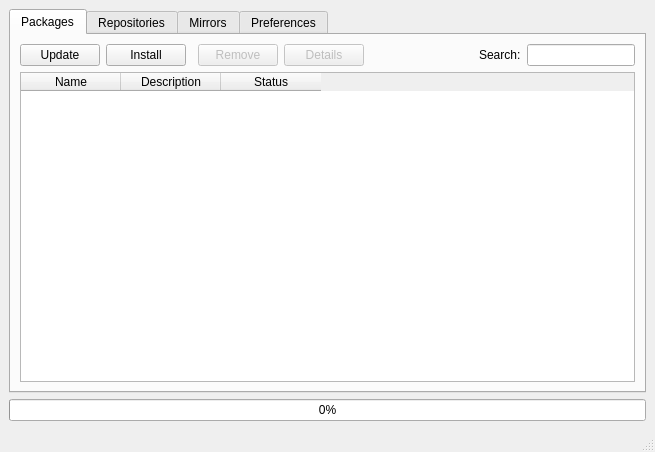
First picture: the form in src/spmd/gui.ui, repository fluxer/bfp, before the edit.
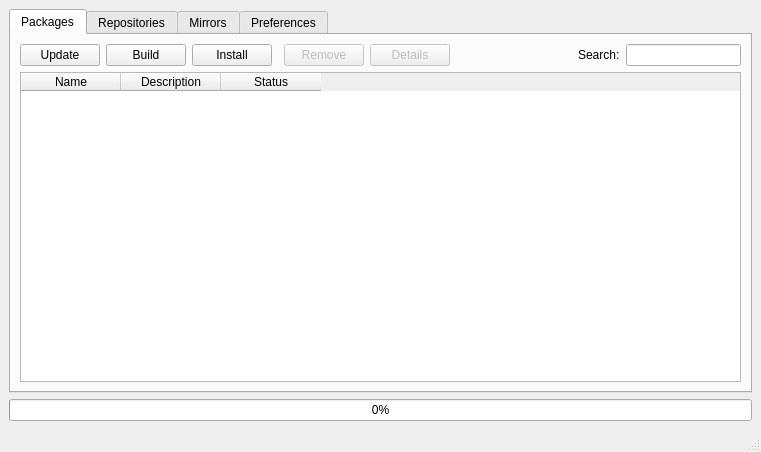
Second picture: the form after the edit. Icons and pictures are not drawn.

Commit message: minor corrections on the daemon the GUI

Diff of the .ui file:
```diff
--- a/src/spmd/gui.ui
+++ b/src/spmd/gui.ui
@@ -6,7 +6,7 @@
    <rect>
     <x>0</x>
     <y>0</y>
-    <width>655</width>
+    <width>761</width>
     <height>452</height>
    </rect>
   </property>
@@ -35,20 +35,7 @@
         <string>Packages</string>
        </attribute>
        <layout class="QGridLayout" name="gridLayout_2">
-        <item row="0" column="5">
-         <spacer name="horizontalSpacer">
-          <property name="orientation">
-           <enum>Qt::Horizontal</enum>
-          </property>
-          <property name="sizeHint" stdset="0">
-           <size>
-            <width>40</width>
-            <height>20</height>
-           </size>
-          </property>
-         </spacer>
-        </item>
-        <item row="0" column="1">
+        <item row="0" column="2">
          <widget class="QPushButton" name="InstallButton">
           <property name="text">
            <string>Install</string>
@@ -58,10 +45,7 @@
           </property>
          </widget>
         </item>
-        <item row="0" column="7">
-         <widget class="QLineEdit" name="SearchEdit"/>
-        </item>
-        <item row="0" column="3">
+        <item row="0" column="4">
          <widget class="QPushButton" name="RemoveButton">
           <property name="enabled">
            <bool>false</bool>
@@ -74,14 +58,27 @@
           </property>
          </widget>
         </item>
-        <item row="0" column="6">
+        <item row="0" column="8">
+         <widget class="QLineEdit" name="SearchEdit"/>
+        </item>
+        <item row="0" column="0">
+         <widget class="QPushButton" name="UpdateButton">
+          <property name="text">
+           <string>Update</string>
+          </property>
+          <property name="icon">
+           <iconset theme="system-software-update"/>
+          </property>
+         </widget>
+        </item>
+        <item row="0" column="7">
          <widget class="QLabel" name="label">
           <property name="text">
            <string>Search:</string>
           </property>
          </widget>
         </item>
-        <item row="0" column="4">
+        <item row="0" column="5">
          <widget class="QPushButton" name="DetailsButton">
           <property name="enabled">
            <bool>false</bool>
@@ -94,17 +91,20 @@
           </property>
          </widget>
         </item>
-        <item row="0" column="0">
-         <widget class="QPushButton" name="UpdateButton">
-          <property name="text">
-           <string>Update</string>
+        <item row="0" column="6">
+         <spacer name="horizontalSpacer">
+          <property name="orientation">
+           <enum>Qt::Horizontal</enum>
           </property>
-          <property name="icon">
-           <iconset theme="system-software-update"/>
+          <property name="sizeHint" stdset="0">
+           <size>
+            <width>40</width>
+            <height>20</height>
+           </size>
           </property>
-         </widget>
+         </spacer>
         </item>
-        <item row="1" column="0" colspan="8">
+        <item row="1" column="0" colspan="9">
          <widget class="QTableWidget" name="SearchTable">
           <property name="editTriggers">
            <set>QAbstractItemView::NoEditTriggers</set>
@@ -135,6 +135,16 @@
           </column>
          </widget>
         </item>
+        <item row="0" column="1">
+         <widget class="QPushButton" name="BuildButton">
+          <property name="text">
+           <string>Build</string>
+          </property>
+          <property name="icon">
+           <iconset theme="applications-development"/>
+          </property>
+         </widget>
+        </item>
        </layout>
       </widget>
       <widget class="QWidget" name="repositories">
```
Left out of the diff: 10 changed lines with no effect on the pictures. The commit also changes 4 other files.
